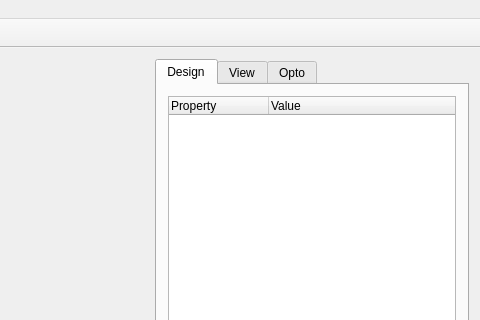
Before: the Qt Designer form rsyn/src/rsyn/qt/ui/MainWindow.ui in RsynTeam/rsyn-x, drawn with Qt 5; both pictures show x 800 to 1280 and y 0 to 320 of the 1280 by 720 pixel window.
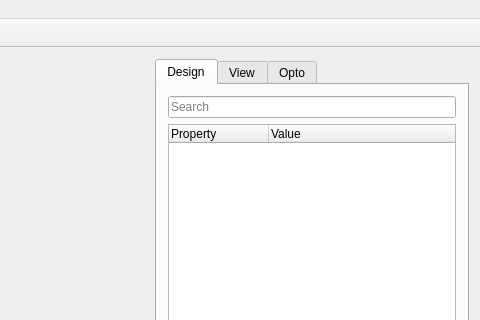
After: the same form once the commit is applied. The open tabs and pages were chosen to show the change. Icons and pictures are not drawn.

The edit to the form file:
```diff
--- a/rsyn/src/rsyn/qt/ui/MainWindow.ui
+++ b/rsyn/src/rsyn/qt/ui/MainWindow.ui
@@ -80,6 +80,16 @@
             <layout class="QGridLayout" name="gridLayout_7">
              <item row="0" column="0">
               <layout class="QVBoxLayout" name="verticalLayout_5">
+               <item>
+                <widget class="QLineEdit" name="txtSearch">
+                 <property name="placeholderText">
+                  <string>Search</string>
+                 </property>
+                 <property name="clearButtonEnabled">
+                  <bool>true</bool>
+                 </property>
+                </widget>
+               </item>
                <item>
                 <widget class="QTreeWidget" name="treeWidgetDesignProperties">
                  <property name="horizontalScrollBarPolicy">
```
Left out of the diff: 25 changed lines with no effect on the pictures.
